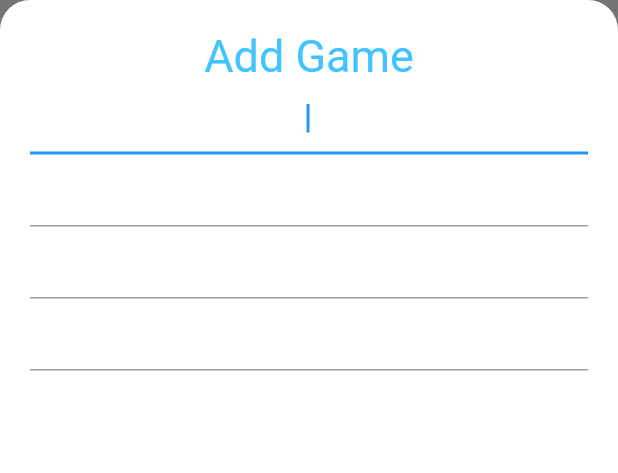
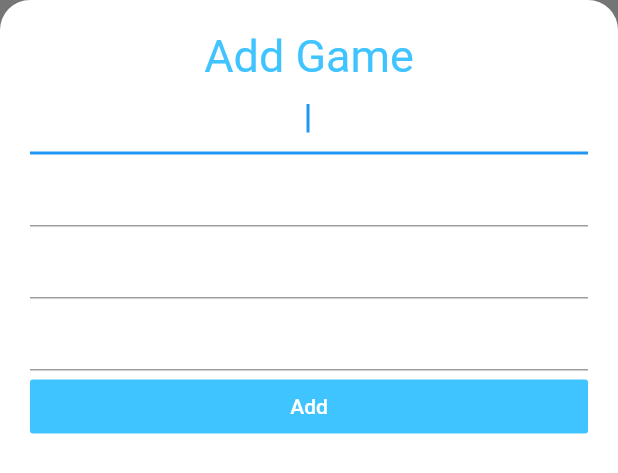
Before and after one commit to aniyome/jong_memo, a Flutter app: the AddGameScreen widget shown alone on an empty page, opened directly, on a phone screen of 412 x 824 dp. Shown: the top 473 px of the screen. Run offline on Flutter 3.47's test engine with Material 2 defaults, Android fonts, the phone set to English and light mode, and no system bars.

Commit message:
対局データを登録できるように修正

```diff
--- a/lib/screens/add_game_screen.dart
+++ b/lib/screens/add_game_screen.dart
@@ -1,7 +1,15 @@
 import 'package:flutter/cupertino.dart';
 import 'package:flutter/material.dart';
+import 'package:jong_memo/models/game.dart';
+import 'package:jong_memo/models/game_data.dart';
+import 'package:provider/provider.dart';
 
-class AddGameScreen extends StatelessWidget {
+class AddGameScreen extends StatefulWidget {
+  @override
+  _AddGameScreenState createState() => _AddGameScreenState();
+}
+
+class _AddGameScreenState extends State<AddGameScreen> {
   String title;
   String member1;
   String member2;
@@ -64,19 +72,28 @@ class AddGameScreen extends StatelessWidget {
                 member4 = newText;
               },
             ),
-            // FlatButton(
-            //   child: Text(
-            //     'Add',
-            //     style: TextStyle(
-            //       color: Colors.white,
-            //     ),
-            //   ),
-            //   color: Colors.lightBlueAccent,
-            //   onPressed: () {
-            //     Provider.of<TaskData>(context).addTask(newTaskTitle);
-            //     Navigator.pop(context);
-            //   },
-            // ),
+            FlatButton(
+              child: Text(
+                'Add',
+                style: TextStyle(
+                  color: Colors.white,
+                ),
+              ),
+              color: Colors.lightBlueAccent,
+              onPressed: () {
+                Provider.of<GameData>(context, listen: false).addGame(Game(
+                    title: "タイトル",
+                    member1: member1,
+                    member2: member2,
+                    member3: member3,
+                    member4: member4,
+                    memberScore1: 25000,
+                    memberScore2: 25000,
+                    memberScore3: 25000,
+                    memberScore4: 25000));
+                Navigator.pop(context);
+              },
+            ),
           ],
         ),
       ),
```
